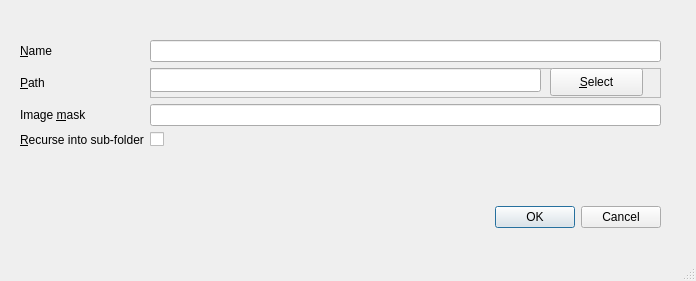
Qt form qtimgren/profile.ui (s-ball/qtimgren) before a commit.
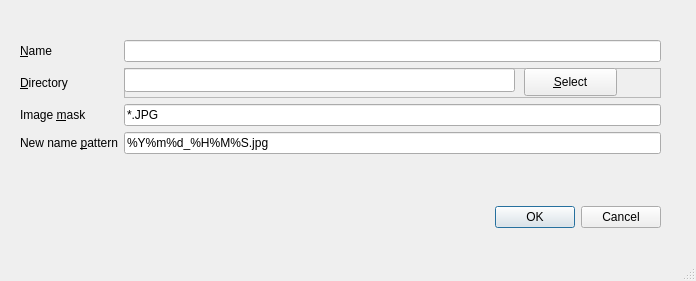
The same form after that commit.

Commit message: Replace "recurse" with "pattern" in profiles.

Patch:
```diff
--- a/qtimgren/profile.ui
+++ b/qtimgren/profile.ui
@@ -57,7 +57,7 @@
          </size>
         </property>
         <property name="text">
-         <string>&amp;Path</string>
+         <string>&amp;Directory</string>
         </property>
         <property name="buddy">
          <cstring>path</cstring>
@@ -121,20 +121,27 @@
         <property name="whatsThis">
          <string>Pattern of camera images (e.g. IMG*.JPG or DSCF*.JPG)</string>
         </property>
+        <property name="text">
+         <string>*.JPG</string>
+        </property>
        </widget>
       </item>
       <item row="3" column="0">
        <widget class="QLabel" name="recurseIntoSubFolderLabel">
         <property name="text">
-         <string>&amp;Recurse into sub-folder</string>
+         <string>New name &amp;pattern</string>
         </property>
         <property name="buddy">
-         <cstring>recurse</cstring>
+         <cstring>pattern</cstring>
         </property>
        </widget>
       </item>
       <item row="3" column="1">
-       <widget class="QCheckBox" name="recurse"/>
+       <widget class="QLineEdit" name="pattern">
+        <property name="text">
+         <string>%Y%m%d_%H%M%S.jpg</string>
+        </property>
+       </widget>
       </item>
      </layout>
     </item>
```
Left out of the diff: 1 changed line with no effect on the pictures. The commit also changes 7 other files.
